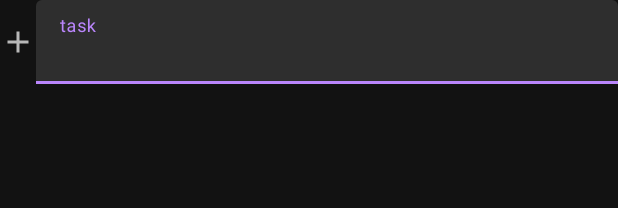
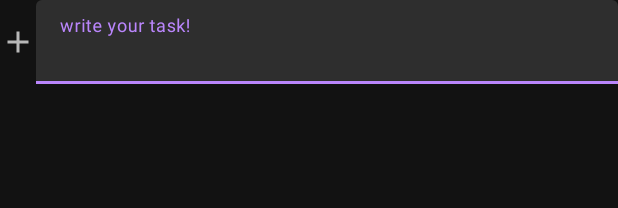
Before and after one commit to iaia/ToDo, an Android app: the layout list_item_add_task.xml on its own in the app's theme, with its tools: preview values and no code run, on a phone screen of 412 x 824 dp. Shown: the top 208 px of the screen. Run offline under Robolectric (Android 15) with nearby library versions, the phone set to English and light mode, and no system bars.

Commit message:
Extract string

```diff
--- a/app/src/main/res/layout/fragment_login.xml
+++ b/app/src/main/res/layout/fragment_login.xml
@@ -19,7 +19,7 @@
             android:id="@+id/til_email"
             android:layout_width="0dp"
             android:layout_height="wrap_content"
-            android:hint="email"
+            android:hint="@string/email"
             app:layout_constraintBottom_toTopOf="@id/til_password"
             app:layout_constraintEnd_toEndOf="parent"
             app:layout_constraintStart_toStartOf="parent"
@@ -37,7 +37,7 @@
             android:id="@+id/til_password"
             android:layout_width="0dp"
             android:layout_height="wrap_content"
-            android:hint="password"
+            android:hint="@string/password"
             app:layout_constraintBottom_toTopOf="@id/mb_login"
             app:layout_constraintEnd_toEndOf="parent"
             app:layout_constraintStart_toStartOf="parent"
@@ -54,7 +54,7 @@
             android:id="@+id/mb_login"
             android:layout_width="0dp"
             android:layout_height="wrap_content"
-            android:text="login"
+            android:text="@string/login"
             android:onClick="@{() -> viewModel.onClickLogin()}"
             app:layout_constraintBottom_toBottomOf="parent"
             app:layout_constraintEnd_toEndOf="parent"
--- a/app/src/main/res/layout/list_item_add_task.xml
+++ b/app/src/main/res/layout/list_item_add_task.xml
@@ -18,7 +18,7 @@
             android:layout_width="wrap_content"
             android:layout_height="wrap_content"
             android:src="@drawable/ic_baseline_add_24"
-            android:contentDescription="add"
+            android:contentDescription="@string/add_task"
             app:layout_constraintBottom_toBottomOf="@id/mtv_title"
             app:layout_constraintStart_toStartOf="parent"
             android:onClick="@{() -> viewModel.addTask()}"
@@ -28,7 +28,7 @@
             android:id="@+id/mtv_title"
             android:layout_width="0dp"
             android:layout_height="wrap_content"
-            android:hint="task"
+            android:hint="@string/write_your_task"
             app:layout_constraintEnd_toEndOf="parent"
             app:layout_constraintStart_toEndOf="@id/iv_add_icon"
             app:layout_constraintTop_toTopOf="parent">
--- a/app/src/main/res/menu/top_app_bar.xml
+++ b/app/src/main/res/menu/top_app_bar.xml
@@ -4,8 +4,8 @@
 
     <item
         android:id="@+id/menu_item_logout"
-        android:contentDescription="ログアウト"
+        android:contentDescription="@string/logout"
         android:icon="@drawable/ic_outline_logout_24"
-        android:title="ログアウト"
+        android:title="@string/logout"
         app:showAsAction="ifRoom" />
 </menu>
--- a/app/src/main/res/values/strings.xml
+++ b/app/src/main/res/values/strings.xml
@@ -2,4 +2,10 @@
     <string name="app_name">ToDo</string>
     <!-- TODO: Remove or change this placeholder text -->
     <string name="hello_blank_fragment">Hello blank fragment</string>
+    <string name="login">login</string>
+    <string name="password">password</string>
+    <string name="email">email</string>
+    <string name="add_task">add task</string>
+    <string name="write_your_task">write your task!</string>
+    <string name="logout">logout</string>
 </resources>
```
